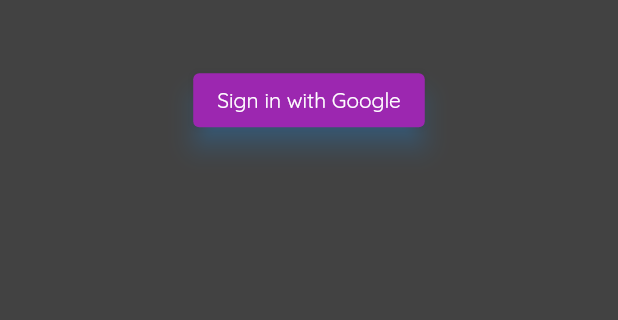
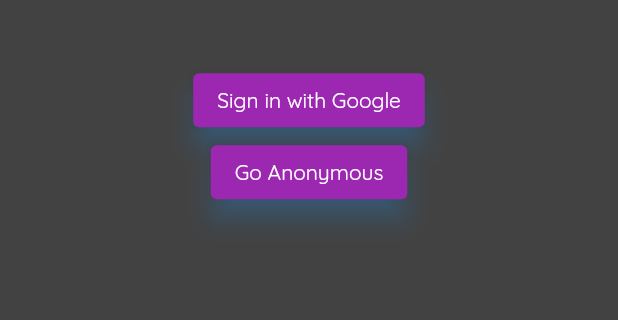
Before and after one commit to mr-scott-jordan/workout-app, a Flutter app: the screen it shows after launch, on a phone screen of 412 x 824 dp, the part 572-892 px from its top. Run offline on Flutter 3.47's test engine with Material 2 defaults, Android fonts, the phone set to English and light mode, and no system bars; our stand-ins replace bloc, dartz, data_connection_checker, equatable, firebase_core, flutter_bloc and 1 more; accounts and stored records are empty.

Commit message:
added second button
This will be for anonymous app use.

```diff
--- a/lib/features/high_intensity_interval/presentation/pages/auth_home_page.dart
+++ b/lib/features/high_intensity_interval/presentation/pages/auth_home_page.dart
@@ -38,6 +38,14 @@ class AuthHomePage extends StatelessWidget {
                       buttonText: "Sign in with Google",
                     ),
                   ),
+                  Center(
+                    child: FormattedButton(
+                      onPressed: () {
+                        Navigator.pushNamed(context, EquipmentPage.routeName);
+                      },
+                      buttonText: "Go Anonymous",
+                    ),
+                  ),
                 ],
               ),
             ),
```
